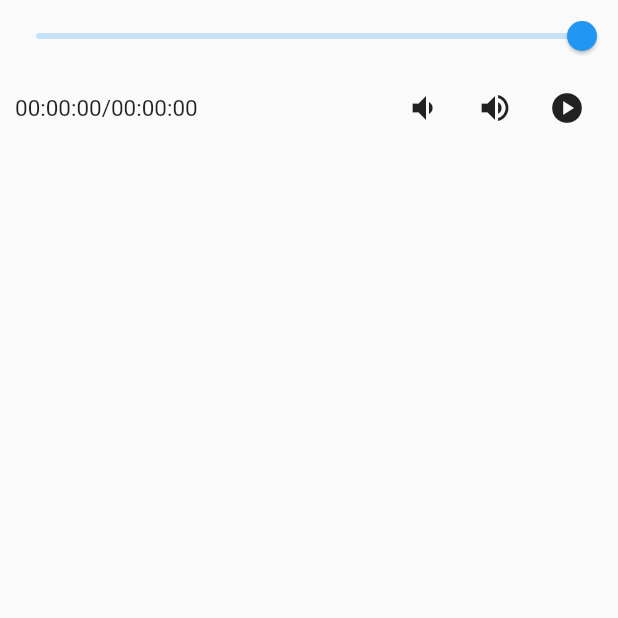
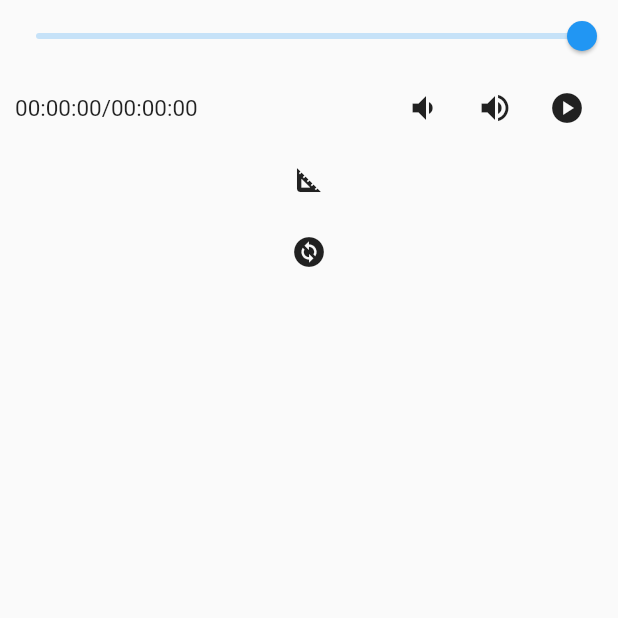
Before and after one commit to youcefdoukhi/el_madradja_assaadia, a Flutter app: the AudioPlayer screen opened directly, after a tap on the "volume up" icon, on a phone screen of 412 x 824 dp, the top half of it. Run offline on Flutter 3.47's test engine with Material 2 defaults, Android fonts, the light colour scheme and no system bars; our stand-ins replace audioplayers, flutter_riverpod; missing offline and left inert: flutter_downloader.

Commit message:
12/06/2023 11:13

```diff
--- a/lib/audioplayers.dart
+++ b/lib/audioplayers.dart
@@ -10,7 +10,6 @@ class AudioPlayer extends ConsumerWidget {
   @override
   Widget build(BuildContext context, WidgetRef ref) {
     final audioPlayer = ref.watch(playerProvider);
-    audioPlayer.setSource("/MP3/01_01.mp3");
 
     return Scaffold(
       body: Column(
@@ -98,6 +97,20 @@ class AudioPlayer extends ConsumerWidget {
               ],
             ),
           ),
+          IconButton(
+            icon: const Icon(Icons.square_foot),
+            tooltip: '',
+            onPressed: () async {
+              await ref.read(playerProvider).setSource("/MP3/01_01.mp3");
+            },
+          ),
+          IconButton(
+            icon: const Icon(Icons.change_circle),
+            tooltip: '',
+            onPressed: () async {
+              await ref.read(playerProvider).setSource("/MP3/01_02.mp3");
+            },
+          ),
         ],
       ),
     );
--- a/lib/player.dart
+++ b/lib/player.dart
@@ -25,7 +25,7 @@ class AudioPlayerState extends ConsumerState<AudioPlayerExemple2> {
 
   @override
   Widget build(BuildContext context) {
-    audioPlayer.setSource("/MP3/01_02.mp3");
+    //audioPlayer.setSource("/MP3/01_02.mp3");
 
     return Scaffold(
       appBar: AppBar(
--- a/lib/state_data.dart
+++ b/lib/state_data.dart
@@ -74,6 +74,19 @@ final savedBookmarkFromSharedPref = FutureProvider<int>((ref) async {
 });
 */
 
+final filePathProvider = StateProvider<String>(
+  (ref) {
+    return "/MP3/01_01.mp3";
+  },
+);
+
+final playerProvider = ChangeNotifierProvider<AudioPlayerController>(
+  (ref) {
+    //final filePath = ref.watch(filePathProvider);
+    return AudioPlayerController(/*filePath*/);
+  },
+);
+
 class AudioPlayerController extends ChangeNotifier {
   late AudioPlayer audioPlayer;
   late Duration duration;
@@ -85,6 +98,7 @@ class AudioPlayerController extends ChangeNotifier {
 
   AudioPlayerController() {
     //AudioLogger.logLevel = AudioLogLevel.none;
+
     audioPlayer = AudioPlayer();
     audioPlayer.setReleaseMode(ReleaseMode.stop);
 
@@ -92,13 +106,11 @@ class AudioPlayerController extends ChangeNotifier {
       hours: 0,
       minutes: 0,
       seconds: 0,
-      milliseconds: 0,
     );
     duration = const Duration(
       hours: 0,
       minutes: 0,
       seconds: 0,
-      milliseconds: 0,
     );
     audioPlayer.onDurationChanged.listen((Duration d) {
       duration = d;
@@ -112,6 +124,7 @@ class AudioPlayerController extends ChangeNotifier {
 
     audioPlayer.onPlayerStateChanged.listen((PlayerState s) {
       playerState = s;
+      notifyListeners();
     });
   }
 
@@ -129,36 +142,30 @@ class AudioPlayerController extends ChangeNotifier {
 
   Future<void> play() async {
     (fileRead) ? await audioPlayer.resume() : null;
-    notifyListeners();
   }
 
   Future<void> pause() async {
     await audioPlayer.pause();
-    notifyListeners();
   }
 
   Future<void> stop() async {
     await audioPlayer.stop();
-    notifyListeners();
   }
 
   Future<void> release() async {
     await audioPlayer.release();
-    notifyListeners();
   }
 
   Future<void> seek(Duration d) async {
     await audioPlayer.seek(
       d,
     );
-    notifyListeners();
   }
 
   Future<void> volumeUp() async {
     if (volume < 1.0) {
       volume = volume + 0.1;
       await audioPlayer.setVolume(volume);
-      notifyListeners();
     }
   }
 
@@ -166,13 +173,6 @@ class AudioPlayerController extends ChangeNotifier {
     if (volume > 0.0) {
       volume = volume - 0.1;
       await audioPlayer.setVolume(volume);
-      notifyListeners();
     }
   }
 }
-
-final playerProvider = ChangeNotifierProvider<AudioPlayerController>(
-  (ref) {
-    return AudioPlayerController();
-  },
-);
```
